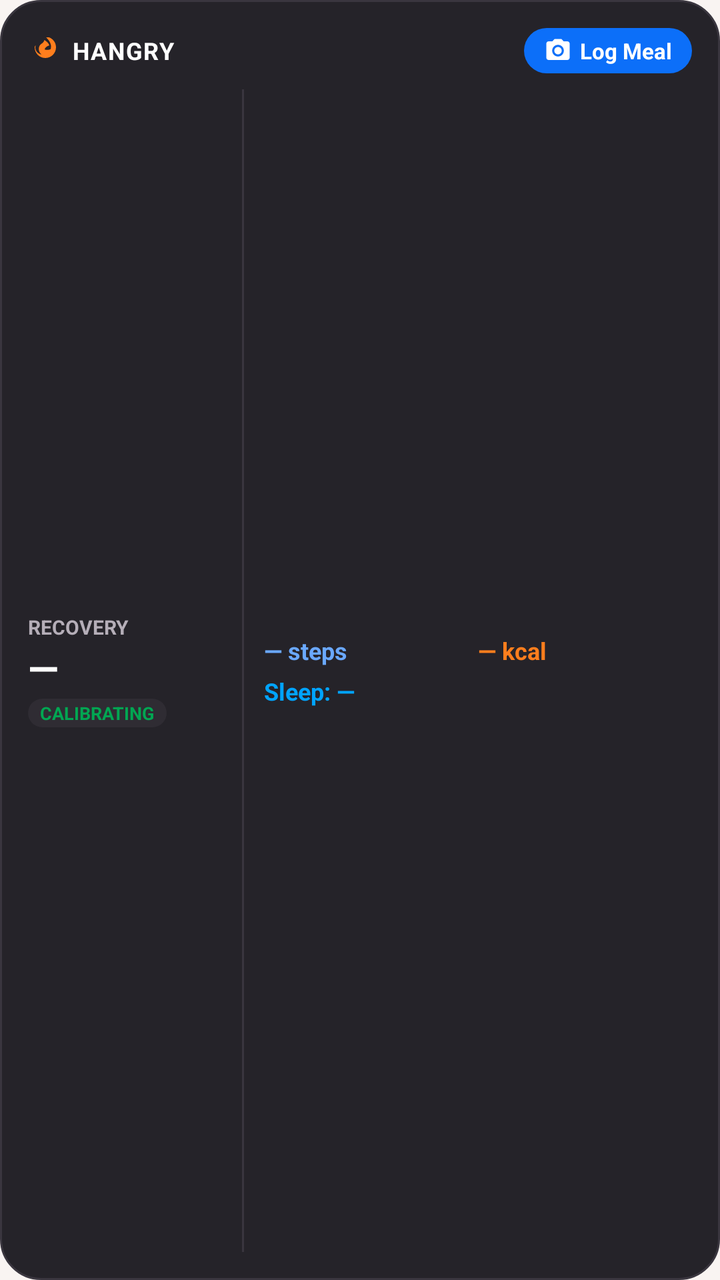
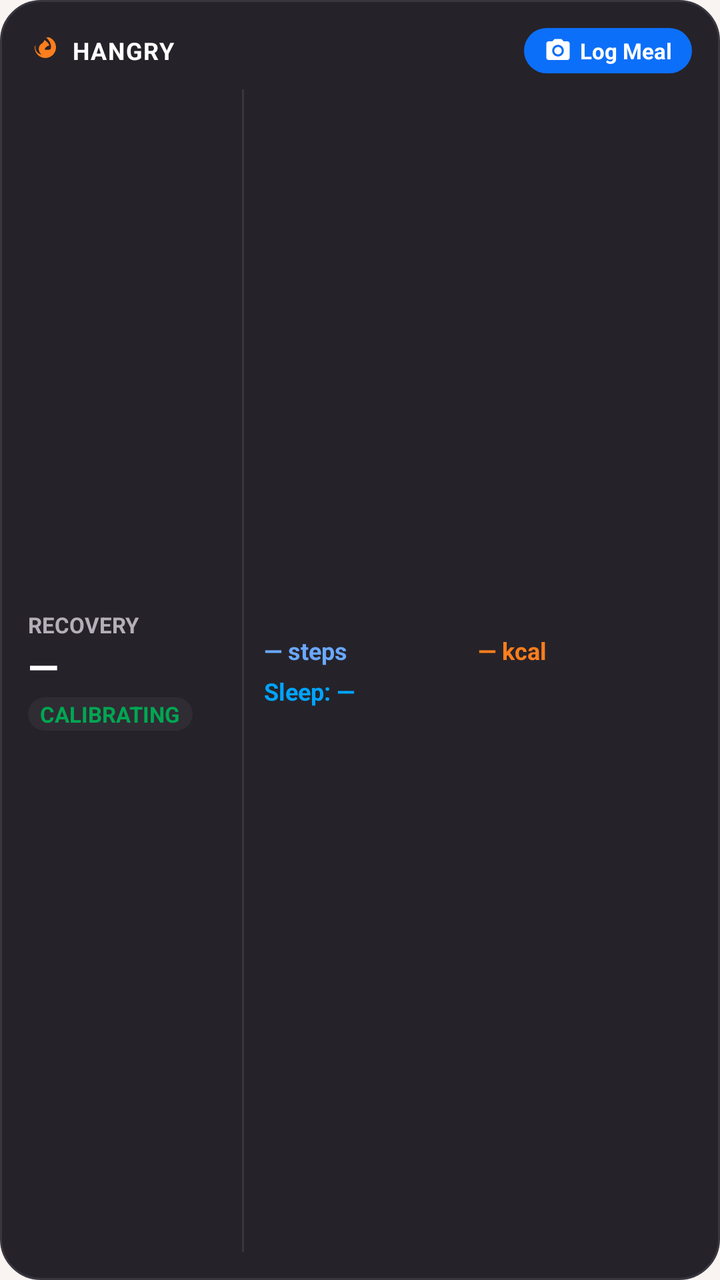

An Android layout rendered at two revisions. The XML below is the earlier revision; the diff shows what the commit changed to produce the second picture.
<!-- AndroidManifest.xml: application theme Theme.Hangry -->
<!-- res/layout/widget_overview.xml -->
<?xml version="1.0" encoding="utf-8"?>
<LinearLayout xmlns:android="http://schemas.android.com/apk/res/android"
    android:id="@+id/widget_overview_root"
    android:layout_width="match_parent"
    android:layout_height="match_parent"
    android:background="@drawable/bg_widget_surface"
    android:orientation="vertical"
    android:padding="14dp">

    
    <LinearLayout
        android:layout_width="match_parent"
        android:layout_height="wrap_content"
        android:gravity="center_vertical"
        android:orientation="horizontal">

        <ImageView
            android:layout_width="16dp"
            android:layout_height="16dp"
            android:src="@drawable/ic_widget_flame"
            android:contentDescription="@null" />

        <TextView
            android:layout_width="0dp"
            android:layout_height="wrap_content"
            android:layout_marginStart="6dp"
            android:layout_weight="1"
            android:text="HANGRY"
            android:textColor="#FFFFFF"
            android:textSize="12sp"
            android:textStyle="bold"
            android:letterSpacing="0.05" />

        
        <LinearLayout
            android:id="@+id/btn_overview_log_meal"
            android:layout_width="wrap_content"
            android:layout_height="wrap_content"
            android:background="@drawable/bg_widget_button"
            android:gravity="center"
            android:orientation="horizontal"
            android:paddingHorizontal="10dp"
            android:paddingVertical="4dp">

            <ImageView
                android:layout_width="14dp"
                android:layout_height="14dp"
                android:src="@drawable/ic_widget_camera"
                android:contentDescription="@null" />

            <TextView
                android:layout_width="wrap_content"
                android:layout_height="wrap_content"
                android:layout_marginStart="4dp"
                android:text="Log Meal"
                android:textColor="#FFFFFF"
                android:textSize="11sp"
                android:textStyle="bold" />
        </LinearLayout>
    </LinearLayout>

    
    <LinearLayout
        android:layout_width="match_parent"
        android:layout_height="0dp"
        android:layout_marginTop="8dp"
        android:layout_weight="1"
        android:gravity="center_vertical"
        android:orientation="horizontal">

        
        <LinearLayout
            android:id="@+id/btn_overview_recovery"
            android:layout_width="0dp"
            android:layout_height="match_parent"
            android:layout_weight="1"
            android:gravity="center_vertical"
            android:orientation="vertical"
            android:paddingEnd="8dp">

            <TextView
                android:layout_width="wrap_content"
                android:layout_height="wrap_content"
                android:text="RECOVERY"
                android:textColor="#B5AEB8"
                android:textSize="10sp"
                android:textStyle="bold" />

            <TextView
                android:id="@+id/tv_overview_recovery_score"
                android:layout_width="wrap_content"
                android:layout_height="wrap_content"
                android:text="—"
                android:textColor="#FFFFFF"
                android:textSize="20sp"
                android:textStyle="bold" />

            <TextView
                android:id="@+id/tv_overview_recovery_badge"
                android:layout_width="wrap_content"
                android:layout_height="wrap_content"
                android:layout_marginTop="2dp"
                android:background="@drawable/bg_widget_chip"
                android:paddingHorizontal="6dp"
                android:paddingVertical="1dp"
                android:text="CALIBRATING"
                android:textColor="#01A652"
                android:textSize="9sp"
                android:textStyle="bold" />
        </LinearLayout>

        
        
        <FrameLayout
            android:layout_width="1dp"
            android:layout_height="match_parent"
            android:background="#3A363F" />

        
        <LinearLayout
            android:id="@+id/btn_overview_activity"
            android:layout_width="0dp"
            android:layout_height="match_parent"
            android:layout_marginStart="10dp"
            android:layout_weight="2"
            android:gravity="center_vertical"
            android:orientation="vertical">

            
            <LinearLayout
                android:layout_width="match_parent"
                android:layout_height="wrap_content"
                android:gravity="center_vertical"
                android:orientation="horizontal">

                <TextView
                    android:id="@+id/tv_overview_steps"
                    android:layout_width="0dp"
                    android:layout_height="wrap_content"
                    android:layout_weight="1"
                    android:text="— steps"
                    android:textColor="#6AA8FF"
                    android:textSize="12sp"
                    android:textStyle="bold" />

                <TextView
                    android:id="@+id/tv_overview_calories"
                    android:layout_width="0dp"
                    android:layout_height="wrap_content"
                    android:layout_weight="1"
                    android:text="— kcal"
                    android:textColor="#FF7E1D"
                    android:textSize="12sp"
                    android:textStyle="bold" />
            </LinearLayout>

            
            <LinearLayout
                android:layout_width="match_parent"
                android:layout_height="wrap_content"
                android:layout_marginTop="4dp"
                android:gravity="center_vertical"
                android:orientation="horizontal">

                <TextView
                    android:id="@+id/tv_overview_sleep"
                    android:layout_width="match_parent"
                    android:layout_height="wrap_content"
                    android:text="Sleep: —"
                    android:textColor="#00A4FF"
                    android:textSize="12sp"
                    android:textStyle="bold" />
            </LinearLayout>
        </LinearLayout>
    </LinearLayout>
</LinearLayout>
<!-- resources referenced by this layout -->
<resources>
  <!-- drawable bg_widget_button (drawable) -->
  <?xml version="1.0" encoding="utf-8"?>
  <shape xmlns:android="http://schemas.android.com/apk/res/android"
      android:shape="rectangle">
      <solid android:color="#0C6FF9" />
      <corners android:radius="14dp" />
  </shape>
  <!-- drawable bg_widget_chip (drawable) -->
  <?xml version="1.0" encoding="utf-8"?>
  <shape xmlns:android="http://schemas.android.com/apk/res/android"
      android:shape="rectangle">
      <solid android:color="#2F2C33" />
      <corners android:radius="12dp" />
  </shape>
  <!-- drawable bg_widget_surface (drawable) -->
  <?xml version="1.0" encoding="utf-8"?>
  <shape xmlns:android="http://schemas.android.com/apk/res/android"
      android:shape="rectangle">
      <solid android:color="#252329" />
      <corners android:radius="20dp" />
      <stroke
          android:width="1dp"
          android:color="#3A363F" />
  </shape>
  <!-- drawable ic_widget_camera (drawable) -->
  <vector xmlns:android="http://schemas.android.com/apk/res/android"
      android:width="24dp"
      android:height="24dp"
      android:viewportWidth="24"
      android:viewportHeight="24">
      <path
          android:fillColor="#FFFFFF"
          android:pathData="M12,12m-3.2,0a3.2,3.2 0,1 1,6.4 0a3.2,3.2 0,1 1,-6.4 0" />
      <path
          android:fillColor="#FFFFFF"
          android:pathData="M9,2L7.17,4H4c-1.1,0 -2,0.9 -2,2v12c0,1.1 0.9,2 2,2h16c1.1,0 2,-0.9 2,-2V6c0,-1.1 -0.9,-2 -2,-2h-3.17L15,2H9zm3,15c-2.76,0 -5,-2.24 -5,-5s2.24,-5 5,-5 5,2.24 5,5 -2.24,5 -5,5z" />
  </vector>
  <!-- drawable ic_widget_flame (drawable) -->
  <vector xmlns:android="http://schemas.android.com/apk/res/android"
      android:width="24dp"
      android:height="24dp"
      android:viewportWidth="24"
      android:viewportHeight="24">
      <path
          android:fillColor="#FF7E1D"
          android:pathData="M12,12.9c0,-2.36 1.76,-4.27 3.99,-4.85C15.54,6.44 14.07,5.08 12.3,4c-0.29,1.1 -0.99,2.07 -2,2.67C9.39,7.22 8.79,7.99 8.44,8.88 7.37,11.58 8.84,14.6 11.53,15.67c0.29,0.12 0.47,0.38 0.47,0.69v0.54c2.81,-0.5 4.95,-2.96 4.95,-5.9 0,-0.03 0,-0.07 0,-0.1 -1.41,0.61 -3.05,0.76 -4.47,0.18 -0.3,-0.12 -0.48,-0.41 -0.48,-0.74v-0.44zM13.5,2c0.05,0.04 0.1,0.08 0.15,0.13 1.94,1.86 3.61,4.19 3.61,6.87 0,3.31 -2.69,6 -6,6 -1.52,0 -2.9,-0.57 -3.96,-1.5 -1.06,-0.93 -1.74,-2.27 -1.78,-3.77 0,-0.6 0.11,-1.18 0.31,-1.73C5.38,8.24 5,8.85 5,9.5c0,4.42 3.58,8 8,8s8,-3.58 8,-8c0,-3.45 -2.18,-6.4 -5.25,-7.5C14.73,2 14.12,2 13.5,2z" />
  </vector>
  <style name="Theme.Hangry" parent="android:Theme.Material.NoActionBar">
          <item name="android:windowBackground">@color/brand_cream</item>
          <item name="android:statusBarColor">@android:color/transparent</item>
          <item name="android:navigationBarColor">@android:color/transparent</item>
          <item name="android:windowLightStatusBar">true</item>
          <item name="android:windowLightNavigationBar">true</item>
      </style>
  <color name="brand_cream">#FFF9F4F2</color>
</resources>

<!-- the commit's change to res/layout/widget_overview.xml (unified diff, before → after) -->
@@ -83,7 +83,7 @@
                 android:layout_height="wrap_content"
                 android:text="RECOVERY"
                 android:textColor="#B5AEB8"
-                android:textSize="10sp"
+                android:textSize="11sp"
                 android:textStyle="bold" />
 
             <TextView
@@ -105,7 +105,7 @@
                 android:paddingVertical="1dp"
                 android:text="CALIBRATING"
                 android:textColor="#01A652"
-                android:textSize="9sp"
+                android:textSize="11sp"
                 android:textStyle="bold" />
         </LinearLayout>
 
